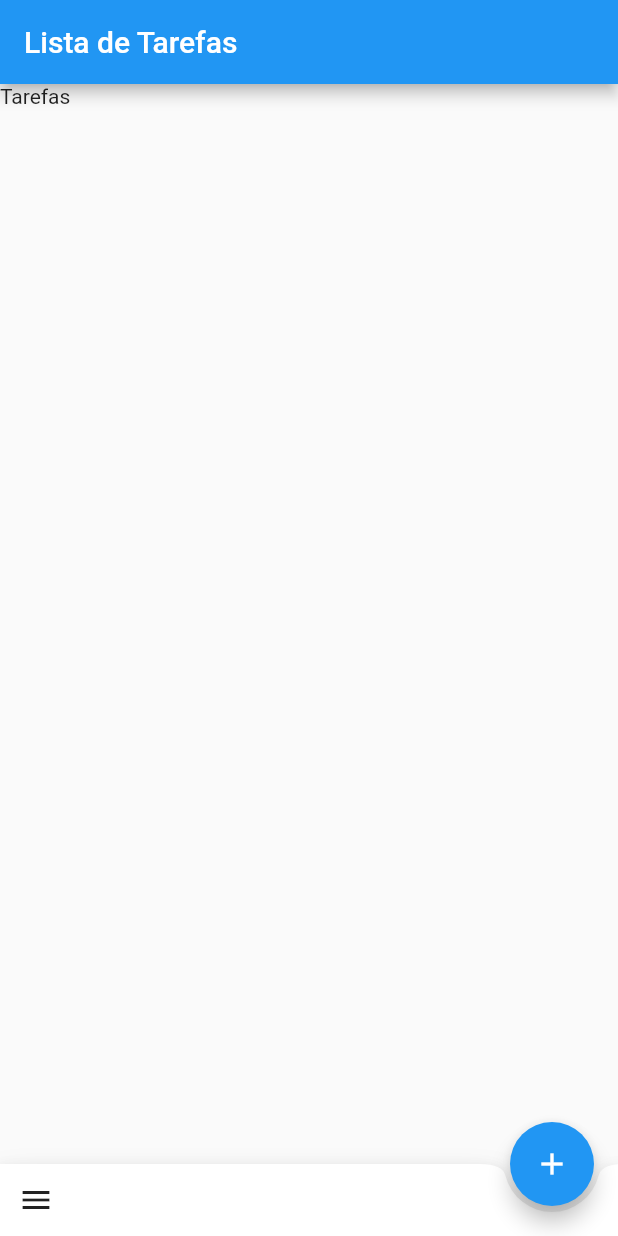
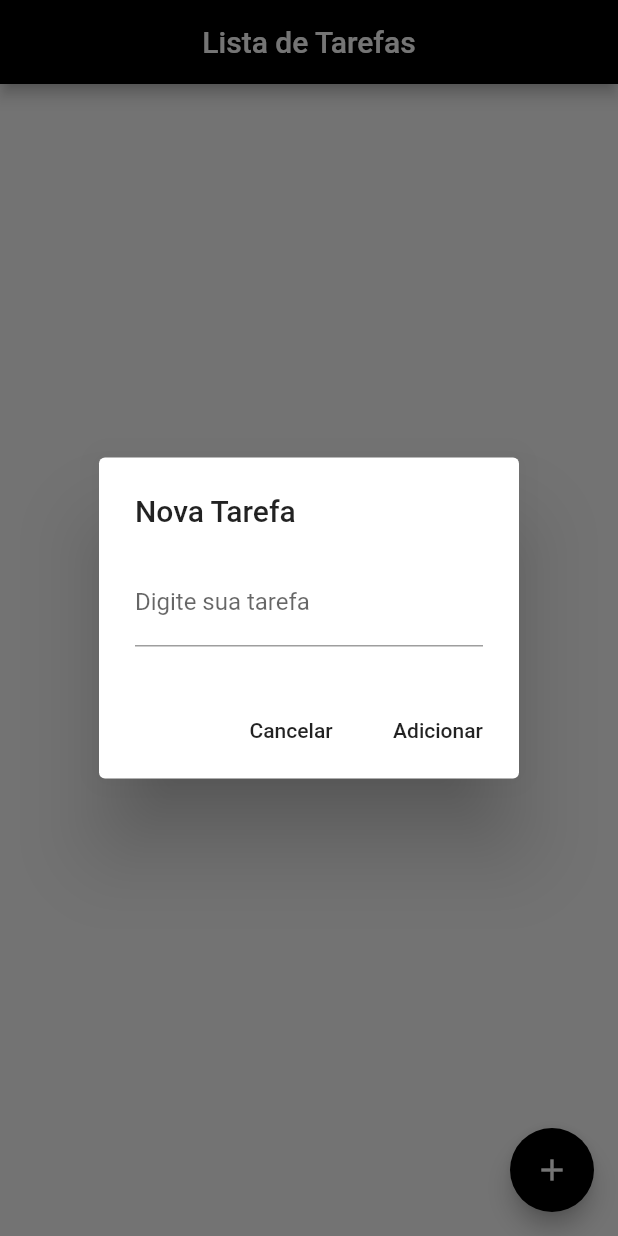
Before and after one commit to Evandson/lista-tarefas, a Flutter app: the screen it shows after launch, after a tap on the "add" icon, on a phone screen of 412 x 824 dp. Run offline on Flutter 3.47's test engine with Material 2 defaults, Android fonts, the phone set to English and light mode, and no system bars.

Commit message:
Adicionando, exbindo e removendo tarefas

```diff
--- a/lib/Home.dart
+++ b/lib/Home.dart
@@ -1,4 +1,8 @@
 import 'package:flutter/material.dart';
+import 'package:path_provider/path_provider.dart';
+import 'dart:io';
+import 'dart:async';
+import 'dart:convert';
 
 class Home extends StatefulWidget {
   @override
@@ -6,32 +10,168 @@ class Home extends StatefulWidget {
 }
 
 class _HomeState extends State<Home> {
+
+  List _tarefas = [];
+  TextEditingController _controller = TextEditingController();
+
+  Future<File> _getFile() async {
+
+    final diretorio = await getApplicationDocumentsDirectory();
+    return File( "${diretorio.path}/data.json" );
+
+  }
+
+  _salvarTarefa(){
+
+    String textoDigitado = _controller.text;
+
+    Map<String, dynamic> tarefa = Map();
+    tarefa["titulo"] = textoDigitado;
+    tarefa["realizada"] = false;
+
+    setState(() {
+      _tarefas.add( tarefa );
+    });
+    _salvarArquivo();
+
+    _controller.text = "";
+
+  }
+
+  _salvarArquivo() async {
+
+    var arquivo = await _getFile();
+
+    String dados = json.encode( _tarefas );
+    arquivo.writeAsString( dados );
+
+  }
+
+  _lerArquivo() async {
+
+    try{
+
+      final arquivo = await _getFile();
+      return arquivo.readAsString();
+
+    }catch(e){
+      return null;
+    }
+
+  }
+
+  @override
+  void initState() {
+    super.initState();
+
+    _lerArquivo().then( (dados){
+      setState(() {
+        _tarefas = json.decode(dados);
+      });
+    } );
+
+  }
+
+  Widget criarItemLista(context, index){
+
+    final item = _tarefas[index]["titulo"];
+
+    return Dismissible(
+        key: Key(item),
+        direction: DismissDirection.endToStart,
+        onDismissed: (direction){
+
+          _tarefas.removeAt(index);
+          _salvarArquivo();
+
+        },
+        background: Container(
+          color: Colors.red,
+          padding: EdgeInsets.all(16),
+          child: Row(
+            mainAxisAlignment: MainAxisAlignment.end,
+            children: <Widget>[
+              Icon(
+                Icons.delete,
+                color: Colors.white,
+              )
+            ],
+          ),
+        ),
+        child: CheckboxListTile(
+          title: Text( _tarefas[index]['titulo'] ),
+          value: _tarefas[index]['realizada'],
+          onChanged: (valorAlterado){
+
+            setState(() {
+              _tarefas[index]['realizada'] = valorAlterado;
+            });
+
+            _salvarArquivo();
+          },
+        )
+    );
+  }
+
   @override
   Widget build(BuildContext context) {
+
+    print("itens: " + _tarefas.toString() );
+
     return Scaffold(
       appBar: AppBar(
-        title: Text(
-            "Lista de Tarefas"
-        ),
+        title: Text("Lista de Tarefas"),
+        centerTitle: true,
+        backgroundColor: Colors.black,
       ),
-      body: Text("Tarefas"),
-      floatingActionButtonLocation: FloatingActionButtonLocation.endDocked,
+      floatingActionButtonLocation: FloatingActionButtonLocation.endFloat,
       floatingActionButton: FloatingActionButton(
-          elevation: 6,
           child: Icon(Icons.add),
-          onPressed:(){
+          backgroundColor: Colors.black,
+          onPressed: (){
+
+            showDialog(
+                context: context,
+                builder: (context){
+
+                  return AlertDialog(
+                    title: Text("Nova Tarefa"),
+                    content: TextField(
+                      controller: _controller,
+                      decoration: InputDecoration(
+                          labelText: "Digite sua tarefa"
+                      ),
+                      onChanged: (text){
+
+                      },
+                    ),
+                    actions: <Widget>[
+                      FlatButton(
+                        child: Text("Cancelar"),
+                        onPressed: () => Navigator.pop(context) ,
+                      ),
+                      FlatButton(
+                        child: Text("Adicionar"),
+                        onPressed: (){
+                          _salvarTarefa();
+                          Navigator.pop(context);
+                        },
+                      )
+                    ],
+                  );
+                }
+            );
           }
       ),
-      bottomNavigationBar: BottomAppBar(
-        shape: CircularNotchedRectangle(),
-        child: Row(
-          children: <Widget>[
-            IconButton(
-              onPressed: (){},
-              icon: Icon(Icons.menu),
-            )
-          ],
-        ),
+      body: Column(
+        children: <Widget>[
+          Expanded(
+            child: ListView.builder(
+                itemCount: _tarefas.length,
+                itemBuilder: criarItemLista
+            ),
+          )
+        ],
       ),
     );
   }
--- a/lib/main.dart
+++ b/lib/main.dart
@@ -4,4 +4,5 @@ import 'package:lista_tarefas/Home.dart';
 void main() => runApp(
     MaterialApp(
       home: Home(),
+      debugShowCheckedModeBanner: false,
     ));
--- a/pubspec.yaml
+++ b/pubspec.yaml
@@ -19,6 +19,7 @@ dependencies:
   # The following adds the Cupertino Icons font to your application.
   # Use with the CupertinoIcons class for iOS style icons.
   cupertino_icons: ^0.1.2
+  path_provider: ^1.1.0
 
 dev_dependencies:
   flutter_test:
```
